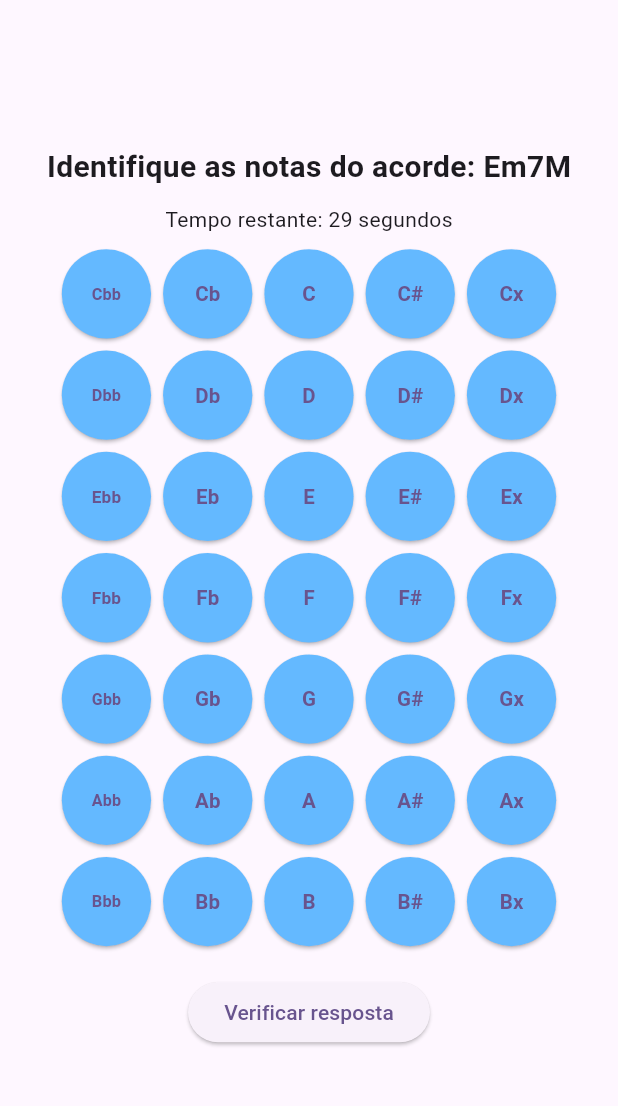
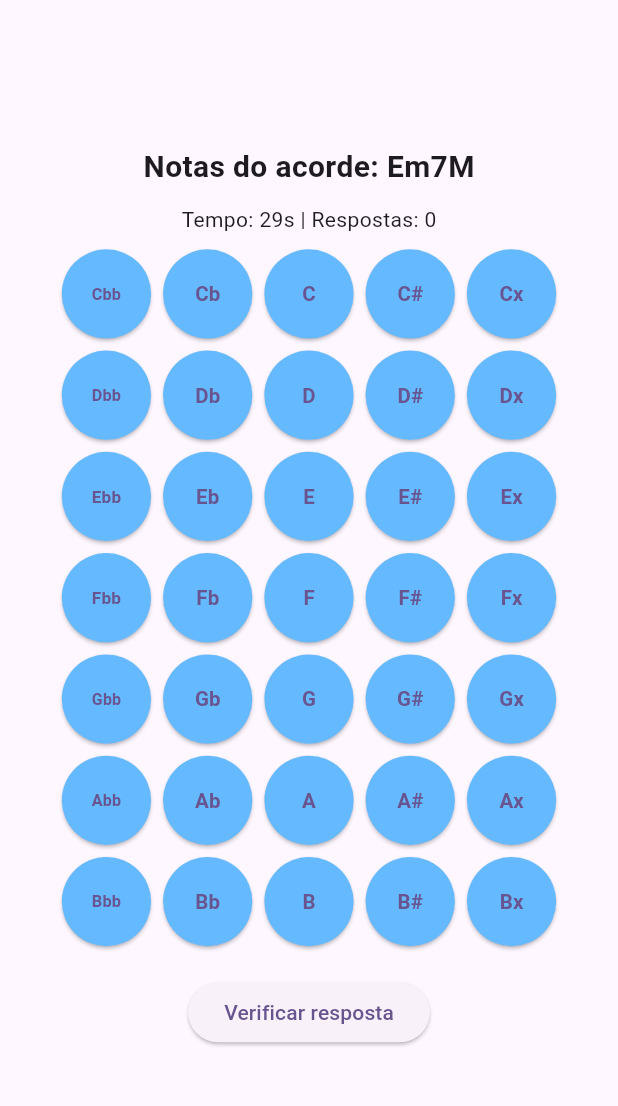
Before and after one commit to jorgearcarvalho/tabuada-do-musico, a Flutter app: the AcordesLivrePage screen opened directly, after a tap on "Entendido", on a phone screen of 412 x 824 dp, the part 63-1169 px from its top. Run offline on Flutter 3.47's test engine with Material 3 defaults, Android fonts, the phone set to English and light mode, and no system bars.

Commit message:
[EXG-1]] Insere padrao visual nos exercicios de acorde e intervalo

```diff
--- a/tabuada_do_musico/lib/pages/menu/modulo1/acordes/acordes_livre_page.dart
+++ b/tabuada_do_musico/lib/pages/menu/modulo1/acordes/acordes_livre_page.dart
@@ -255,11 +255,17 @@ class _AcordesLivrePageState extends State<AcordesLivrePage> {
               mainAxisAlignment: MainAxisAlignment.center,
               children: [
                 Text(
-                  'Identifique as notas do acorde: ${acordeAtual['nome']}',
+                  'Notas do acorde: ${acordeAtual['nome']}',
                   style: TextStyle(fontSize: 20, fontWeight: FontWeight.bold),
                 ),
                 SizedBox(height: 10),
-                Text('Tempo restante: $tempoRestante segundos'),
+                Row(
+                  mainAxisAlignment: MainAxisAlignment.center,
+                  children: [
+                    Text('Tempo: ${tempoRestante}s '),
+                    Text('| Respostas: $tentativas'),
+                  ],
+                ),
                 SizedBox(height: 10),
                 Container(
                   // height: alturaDisponivel * 0.7,
```
Also changed, not shown: tabuada_do_musico/lib/pages/menu/modulo1/acordes/acordes_desafio_page.dart (+43 -36 lines), tabuada_do_musico/lib/pages/menu/modulo1/intervalos/intervalos_desafio_page.dart (+51 -47 lines), tabuada_do_musico/lib/pages/menu/modulo1/intervalos/intervalos_livre_page.dart (+12 -9 lines).
